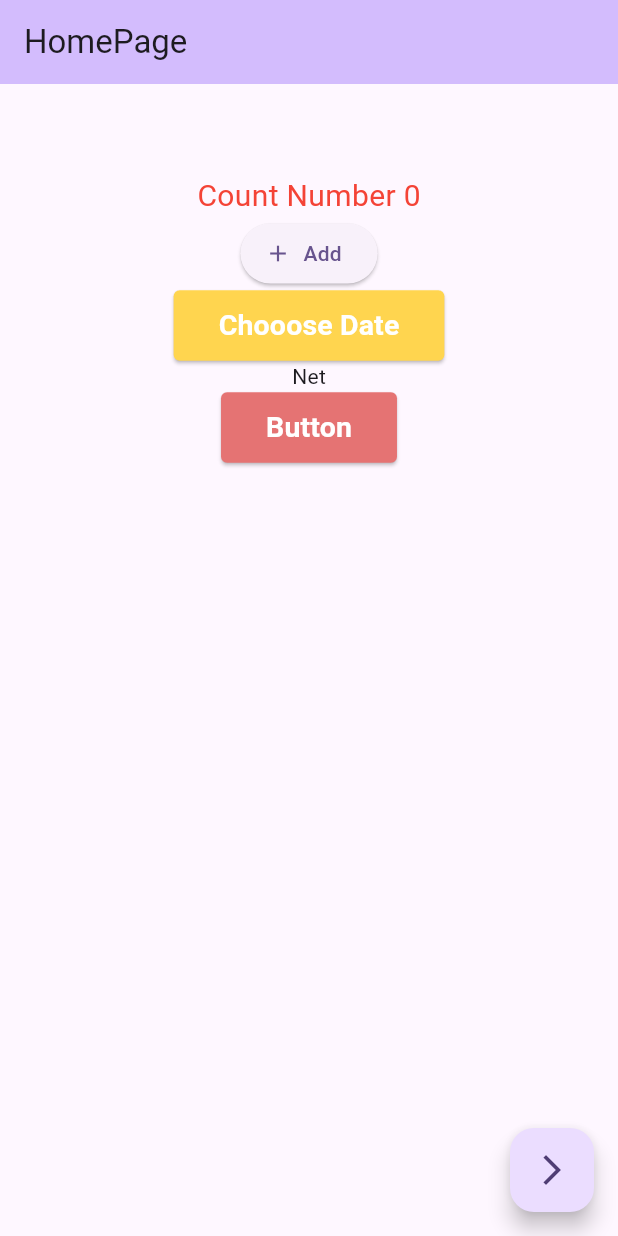
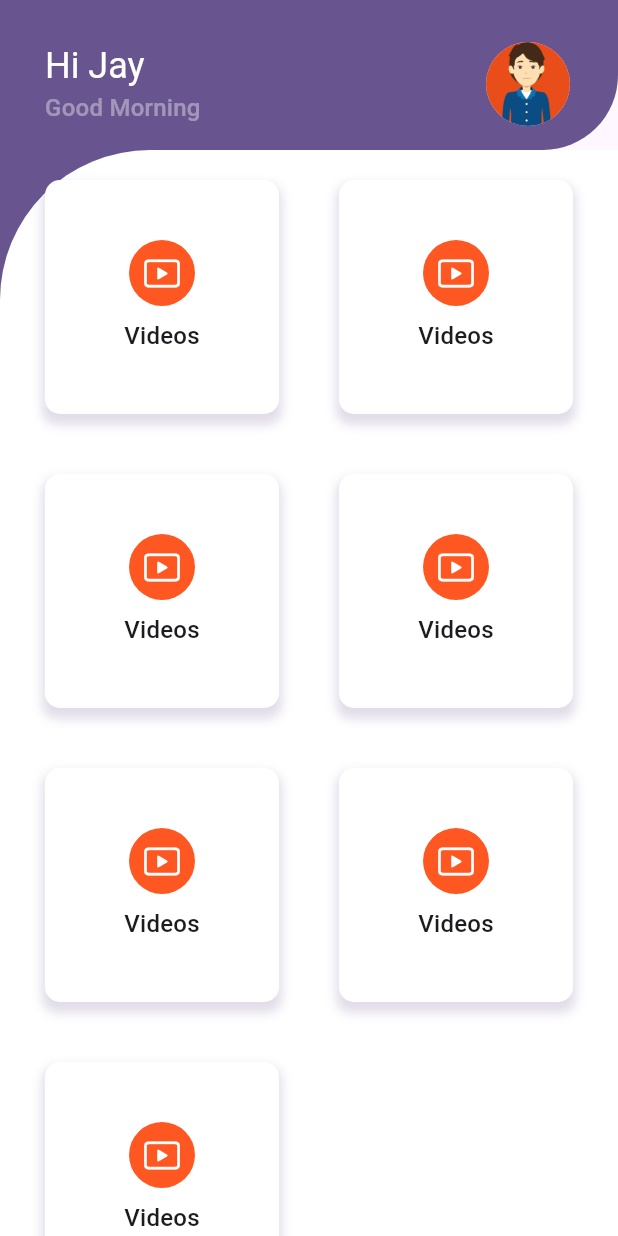
Before and after one commit to SaiyaladPS/BCTAPP, a Flutter app: the screen it shows after launch, on a phone screen of 412 x 824 dp. Run offline on Flutter 3.47's test engine with Material 2 defaults, Android fonts, the phone set to English and light mode, and no system bars; missing offline and left inert: dart:js.

Commit message:
21/11/2023

```diff
--- a/lib/Router/router.dart
+++ b/lib/Router/router.dart
@@ -3,6 +3,7 @@ import 'dart:js';
 import 'package:bct/screen/MyHomePage.dart';
 import 'package:bct/screen/buttons.dart';
 import 'package:bct/screen/curdatetime.dart';
+import 'package:bct/screen/list.dart';
 import 'package:bct/screen/new_screen.dart';
 import 'package:flutter/material.dart';
 
@@ -11,11 +12,13 @@ class AppRouter {
   static const newscreen = 'newscreen';
   static const curdatetime = 'curdatetime';
   static const button = 'button';
+  static const list = "list";
 
   static get all => <String, WidgetBuilder>{
         home: (context) => const MyHomePage(),
         newscreen: (context) => const NewScreen(),
         curdatetime: (context) => const Curdatetime(),
         button: (context) => const Buttons(),
+        list: (context) => const Mylistview(),
       };
 }
--- a/lib/app.dart
+++ b/lib/app.dart
@@ -1,6 +1,8 @@
 import 'package:bct/Router/router.dart';
+import 'package:bct/screen/Home_Page.dart';
 import 'package:bct/screen/MyHomePage.dart';
 import 'package:flutter/material.dart';
+import 'package:flutter/services.dart';
 
 class MyApp extends StatelessWidget {
   const MyApp({super.key});
@@ -8,6 +10,8 @@ class MyApp extends StatelessWidget {
   // This widget is the root of your application.
   @override
   Widget build(BuildContext context) {
+    SystemChrome.setSystemUIOverlayStyle(
+        const SystemUiOverlayStyle(statusBarColor: Colors.transparent));
     return MaterialApp(
       debugShowCheckedModeBanner: false,
       title: 'Flutter Demo',
@@ -16,7 +20,7 @@ class MyApp extends StatelessWidget {
         colorScheme: ColorScheme.fromSeed(seedColor: Colors.deepPurple),
         useMaterial3: true,
       ),
-      home: const MyHomePage(),
+      home: const HomePage(),
     );
   }
 }
--- /dev/null
+++ b/lib/screen/Home_Page.dart
@@ -0,0 +1,83 @@
+import 'package:bct/Router/router.dart';
+import 'package:bct/widget/charbox.dart';
+import 'package:bct/widget/header.dart';
+import 'package:flutter/cupertino.dart';
+import 'package:flutter/material.dart';
+
+class HomePage extends StatefulWidget {
+  const HomePage({super.key});
+
+  @override
+  State<HomePage> createState() => _HomePageState();
+}
+
+class _HomePageState extends State<HomePage> {
+  @override
+  Widget build(BuildContext context) {
+    return Scaffold(
+      body: ListView(
+        padding: EdgeInsets.zero,
+        children: [
+          const HeaderWidget(),
+          Container(
+            color: Theme.of(context).primaryColor,
+            child: Container(
+              padding: EdgeInsets.symmetric(horizontal: 30, vertical: 20),
+              decoration: const BoxDecoration(
+                  color: Colors.white,
+                  borderRadius:
+                      BorderRadius.only(topLeft: Radius.circular(100))),
+              child: GridView.count(
+                shrinkWrap: true,
+                crossAxisCount: 2,
+                physics: const NeverScrollableScrollPhysics(),
+                crossAxisSpacing: 40,
+                mainAxisSpacing: 40,
+                children: [
+                  GestureDetector(
+                    onTap: () {
+                      Navigator.pushNamed(context, AppRouter.button);
+                    },
+                    child: Charbox(
+                        title: "Videos",
+                        icons: CupertinoIcons.play_rectangle,
+                        background: Colors.deepOrange),
+                  ),
+                  GestureDetector(
+                    onTap: () {
+                      Navigator.pushNamed(context, AppRouter.list);
+                    },
+                    child: Charbox(
+                        title: "Videos",
+                        icons: CupertinoIcons.play_rectangle,
+                        background: Colors.deepOrange),
+                  ),
+                  Charbox(
+                      title: "Videos",
+                      icons: CupertinoIcons.play_rectangle,
+                      background: Colors.deepOrange),
+                  Charbox(
+                      title: "Videos",
+                      icons: CupertinoIcons.play_rectangle,
+                      background: Colors.deepOrange),
+                  Charbox(
+                      title: "Videos",
+                      icons: CupertinoIcons.play_rectangle,
+                      background: Colors.deepOrange),
+                  Charbox(
+                      title: "Videos",
+                      icons: CupertinoIcons.play_rectangle,
+                      background: Colors.deepOrange),
+                  Charbox(
+                      title: "Videos",
+                      icons: CupertinoIcons.play_rectangle,
+                      background: Colors.deepOrange),
+                ],
+              ),
+            ),
+          )
+        ],
+      ),
+    );
+  }
+}
--- /dev/null
+++ b/lib/widget/charbox.dart
@@ -0,0 +1,51 @@
+import 'package:flutter/material.dart';
+
+// ignore: must_be_immutable
+class Charbox extends StatelessWidget {
+  String title;
+  IconData icons;
+  Color background;
+
+  Charbox(
+      {super.key,
+      required this.title,
+      required this.icons,
+      required this.background});
+  @override
+  Widget build(BuildContext context) {
+    return Container(
+      decoration: BoxDecoration(
+        color: Colors.white,
+        borderRadius: BorderRadius.circular(10),
+        boxShadow: [
+          BoxShadow(
+              offset: const Offset(0, 5),
+              color: Theme.of(context).primaryColor.withOpacity(.2),
+              spreadRadius: 2,
+              blurRadius: 5),
+        ],
+      ),
+      child: Column(
+        mainAxisAlignment: MainAxisAlignment.center,
+        children: [
+          Container(
+            padding: EdgeInsets.all(10),
+            decoration:
+                BoxDecoration(color: background, shape: BoxShape.circle),
+            child: Icon(
+              icons,
+              color: Colors.white,
+            ),
+          ),
+          const SizedBox(
+            height: 8,
+          ),
+          Text(
+            title,
+            style: Theme.of(context).textTheme.titleMedium,
+          )
+        ],
+      ),
+    );
+  }
+}
--- /dev/null
+++ b/lib/widget/header.dart
@@ -0,0 +1,47 @@
+import 'package:flutter/material.dart';
+
+class HeaderWidget extends StatefulWidget {
+  const HeaderWidget({super.key});
+
+  @override
+  State<HeaderWidget> createState() => _HeaderWidgetState();
+}
+
+class _HeaderWidgetState extends State<HeaderWidget> {
+  @override
+  Widget build(BuildContext context) {
+    return Container(
+      height: 100,
+      decoration: BoxDecoration(
+          color: Theme.of(context).primaryColor,
+          borderRadius:
+              const BorderRadius.only(bottomRight: Radius.circular(50))),
+      child: Column(children: [
+        const SizedBox(
+          height: 20,
+        ),
+        ListTile(
+          contentPadding: EdgeInsets.symmetric(horizontal: 30),
+          title: Text(
+            "Hi Jay",
+            style: Theme.of(context)
+                .textTheme
+                .headlineSmall
+                ?.copyWith(color: Colors.white),
+          ),
+          subtitle: Text(
+            "Good Morning",
+            style: Theme.of(context)
+                .textTheme
+                .titleMedium
+                ?.copyWith(color: Colors.white38),
+          ),
+          trailing: const CircleAvatar(
+            backgroundImage: AssetImage("assets/image/user.jpg"),
+            radius: 30,
+          ),
+        )
+      ]),
+    );
+  }
+}
```
Also changed, not shown: lib/screen/list.dart (added, +107 -0 lines), lib/screen/showAlert.dart (added, +38 -0 lines), lib/screen/uer_page.dart (added, +39 -0 lines), assets/image/user.jpg (added).
